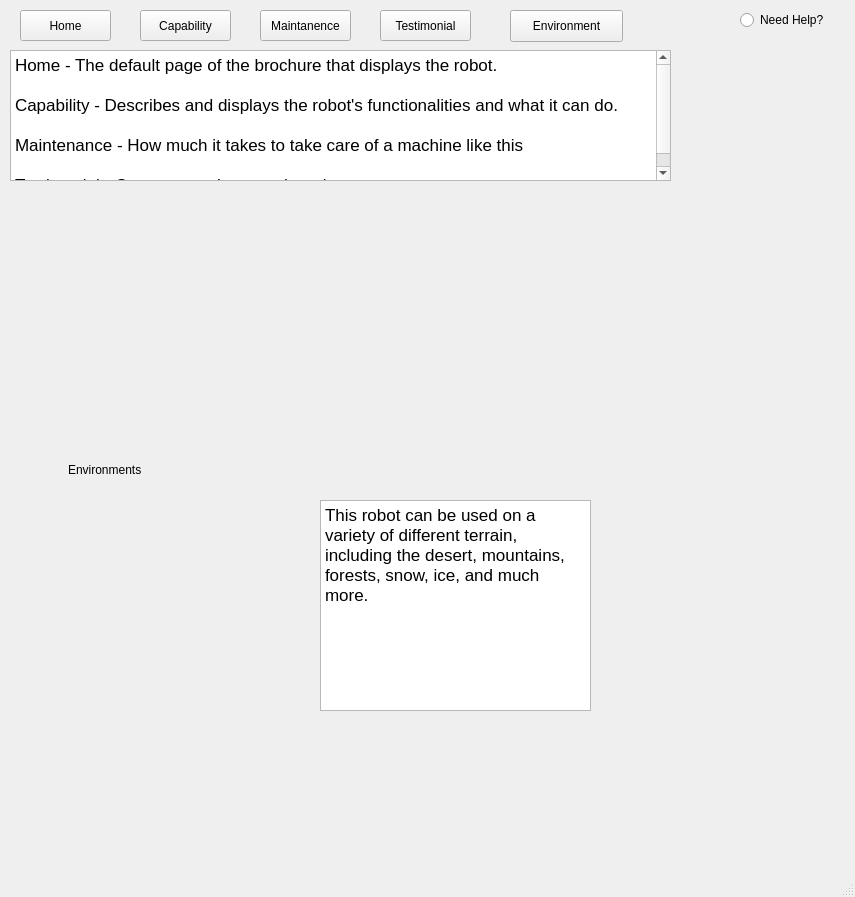
Old version of the form brochure/home.ui in the repository Team-llamas/Project-1.
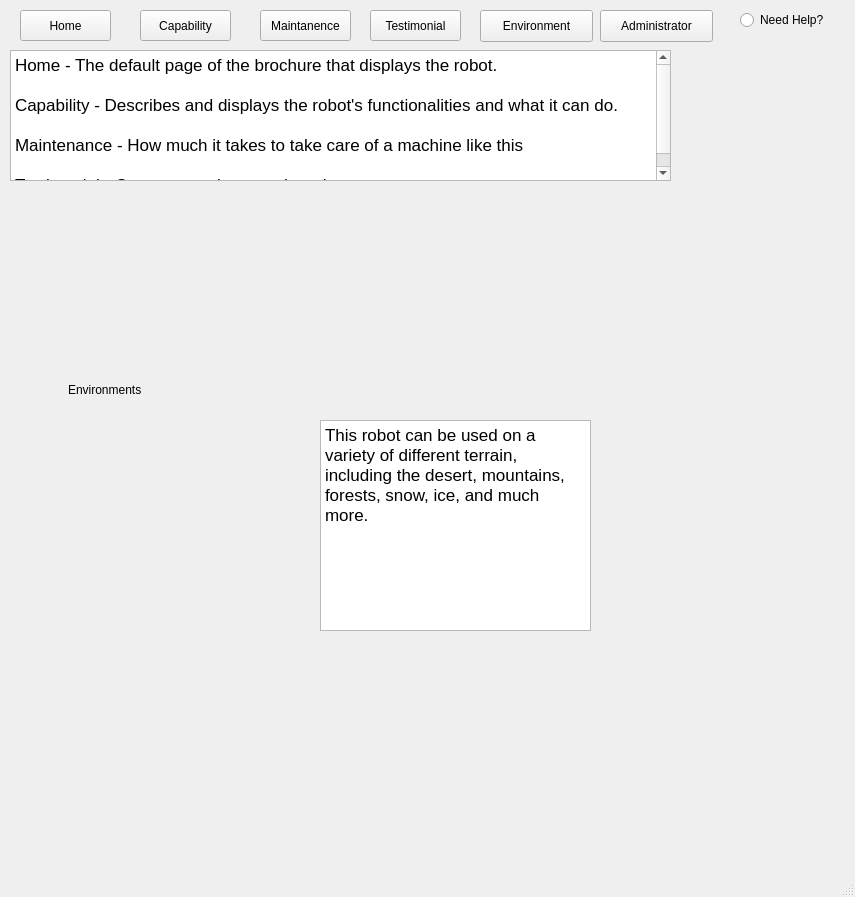
New version of the form. The open tabs and pages were chosen to show the change. Icons and pictures are not drawn.

Commit message: Set up the AttemptLogin function in home.cpp.

What changed in the file:
```diff
--- a/brochure/home.ui
+++ b/brochure/home.ui
@@ -74,7 +74,7 @@
     </property>
     <property name="geometry">
      <rect>
-      <x>380</x>
+      <x>370</x>
       <y>10</y>
       <width>91</width>
       <height>31</height>
@@ -100,8 +100,8 @@
    <widget class="QStackedWidget" name="Window">
     <property name="geometry">
      <rect>
-      <x>50</x>
-      <y>320</y>
+      <x>20</x>
+      <y>380</y>
       <width>771</width>
       <height>461</height>
      </rect>
@@ -747,8 +747,8 @@
      <widget class="QLabel" name="label_14">
       <property name="geometry">
        <rect>
-        <x>-30</x>
-        <y>180</y>
+        <x>0</x>
+        <y>40</y>
         <width>271</width>
         <height>211</height>
        </rect>
@@ -766,8 +766,8 @@
      <widget class="QLabel" name="label_15">
       <property name="geometry">
        <rect>
-        <x>18</x>
-        <y>140</y>
+        <x>48</x>
+        <y>0</y>
         <width>91</width>
         <height>20</height>
        </rect>
@@ -779,8 +779,8 @@
      <widget class="QTextBrowser" name="textBrowser_4">
       <property name="geometry">
        <rect>
-        <x>270</x>
-        <y>180</y>
+        <x>300</x>
+        <y>40</y>
         <width>271</width>
         <height>211</height>
        </rect>
@@ -799,7 +799,7 @@
    <widget class="QPushButton" name="EnvironmentButton">
     <property name="geometry">
      <rect>
-      <x>510</x>
+      <x>480</x>
       <y>10</y>
       <width>113</width>
       <height>32</height>
@@ -866,6 +866,19 @@
 &lt;p style=&quot; margin-top:0px; margin-bottom:0px; margin-left:0px; margin-right:0px; -qt-block-indent:0; text-indent:0px;&quot;&gt;Testimonial - Customer reviews on the robot&lt;/p&gt;&lt;/body&gt;&lt;/html&gt;</string>
     </property>
    </widget>
+   <widget class="QPushButton" name="pushButton">
+    <property name="geometry">
+     <rect>
+      <x>600</x>
+      <y>10</y>
+      <width>113</width>
+      <height>32</height>
+     </rect>
+    </property>
+    <property name="text">
+     <string>Administrator</string>
+    </property>
+   </widget>
   </widget>
   <widget class="QMenuBar" name="menubar">
    <property name="enabled">
```
Left out of the diff: 3 changed lines with no effect on the pictures. The commit also changes 6 other files.
